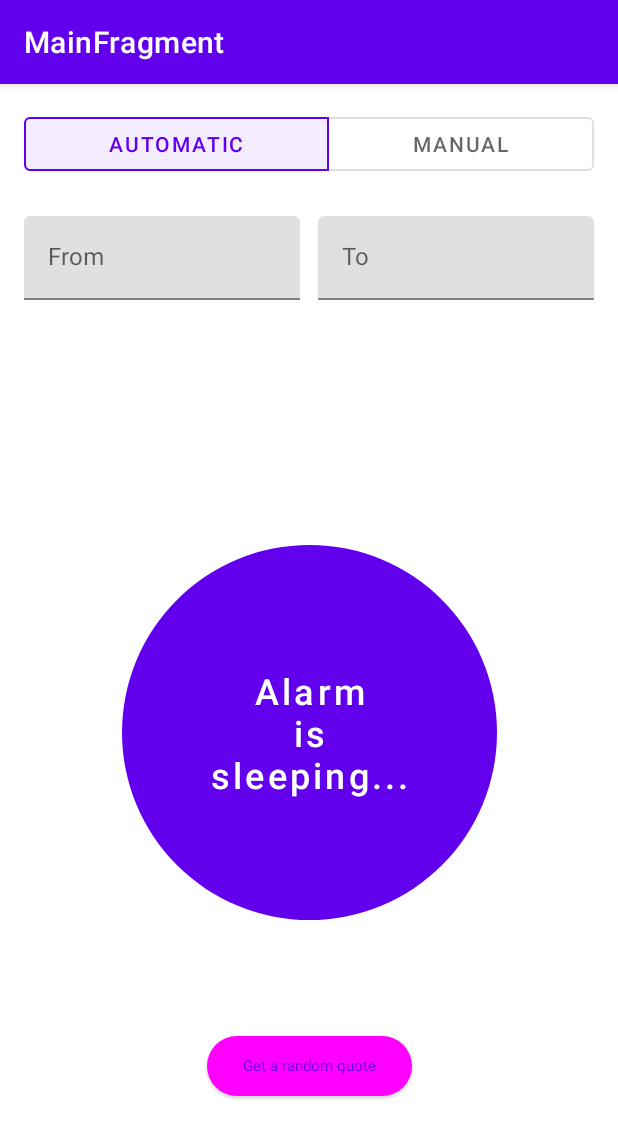
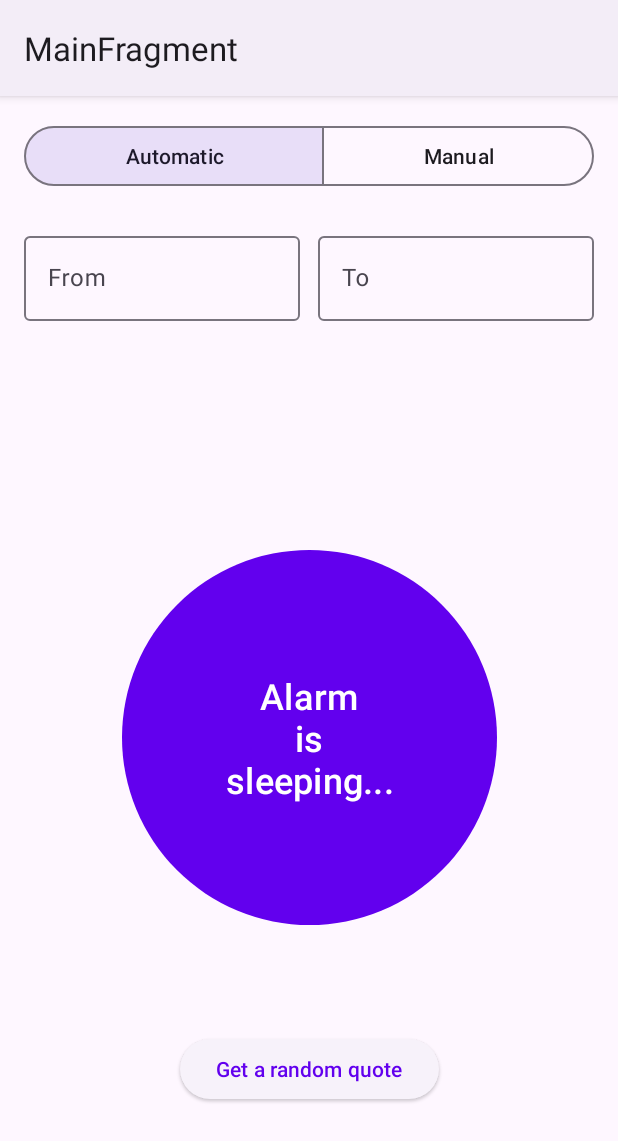
Before and after one commit to JezReal/SmartBurglarAlarm, an Android app: the screen it shows after launch (MainActivity), on a phone screen of 412 x 824 dp. Shown: the top 1141 px of the screen. Run offline under Robolectric (Android 15) with nearby library versions, the phone set to English and light mode, and no system bars; our stand-ins replace Dagger/Hilt's generated code, Timber, navigation-ui.

Commit message:
migrate to material 3

```diff
--- a/app/src/main/res/values/themes.xml
+++ b/app/src/main/res/values/themes.xml
@@ -1,6 +1,6 @@
 <resources xmlns:tools="http://schemas.android.com/tools">
     <!-- Base application theme. -->
-    <style name="Theme.SmartBurglarAlarm" parent="Theme.MaterialComponents.Light.DarkActionBar">
+    <style name="Theme.SmartBurglarAlarm" parent="Theme.Material3.Light">
         <!-- Primary brand color. -->
         <item name="colorPrimary">@color/purple_500</item>
         <item name="colorPrimaryVariant">@color/purple_700</item>
```
